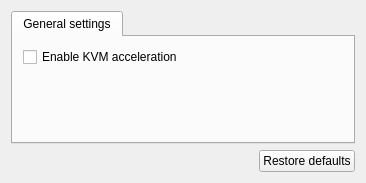
First picture: the form in gns3/modules/qemu/ui/qemu_preferences_page.ui, repository GNS3/gns3-gui, before the edit.
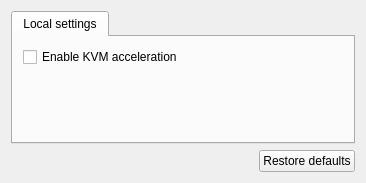
Second picture: the form after the edit.

```diff
--- a/gns3/modules/qemu/ui/qemu_preferences_page.ui
+++ b/gns3/modules/qemu/ui/qemu_preferences_page.ui
@@ -24,7 +24,7 @@
      </property>
      <widget class="QWidget" name="uiServerSettingsTabWidget">
       <attribute name="title">
-       <string>General settings</string>
+       <string>Local settings</string>
       </attribute>
       <layout class="QVBoxLayout" name="verticalLayout_2">
        <property name="leftMargin">
```
Left out of the diff: 11 changed lines with no effect on the pictures.
